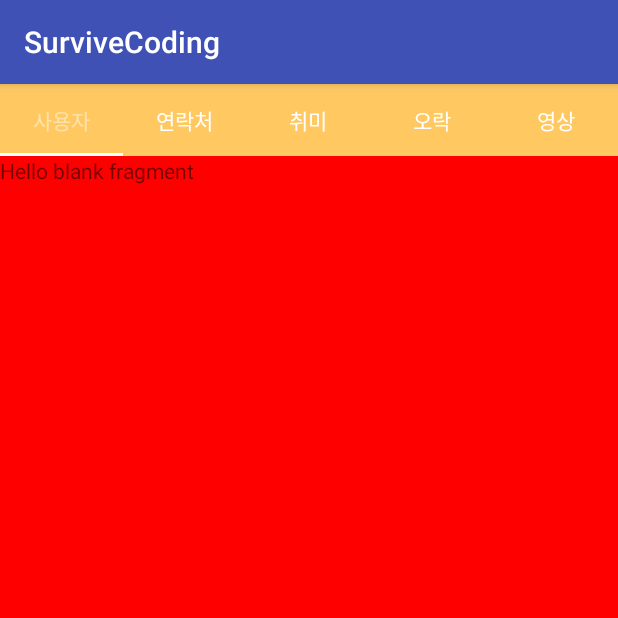
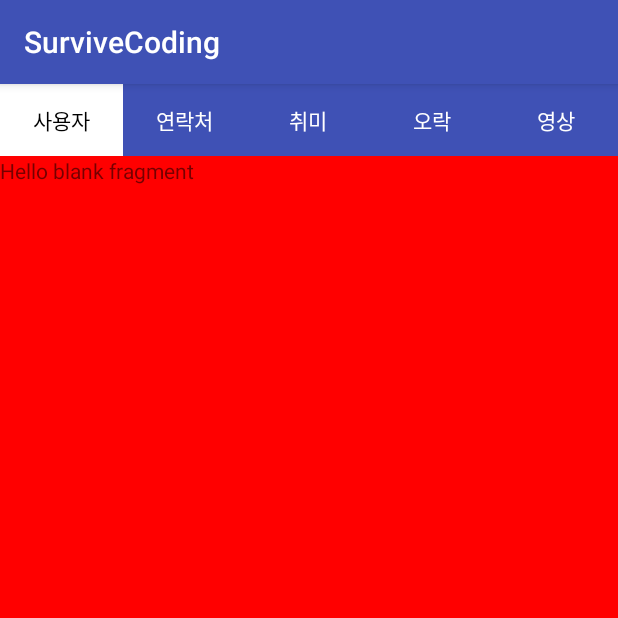
Before and after one commit to thetrax3/SurviveCoding, an Android app: the ViewPagerActivity screen opened directly, with no data from a screen before it, on a phone screen of 412 x 824 dp, the top half of it. Run offline under Robolectric (Android 15) with nearby library versions, the phone set to English and light mode, and no system bars.

Commit message:
탭 됐을때 배경색 변화 설정

```diff
--- /dev/null
+++ b/app/src/main/res/drawable/tab_background.xml
@@ -0,0 +1,6 @@
+<?xml version="1.0" encoding="utf-8"?>
+<selector xmlns:android="http://schemas.android.com/apk/res/android">
+    <item android:state_selected="false" android:drawable="@color/colorPrimary" />
+
+    <item android:state_selected="true" android:drawable="@android:color/white" />
+</selector>
--- a/app/src/main/res/layout/activity_view_pager.xml
+++ b/app/src/main/res/layout/activity_view_pager.xml
@@ -11,10 +11,10 @@
         android:id="@+id/tab"
         android:layout_width="match_parent"
         android:layout_height="wrap_content"
-        android:background="#ffc861"
+        app:tabBackground="@drawable/tab_background"
         app:tabIndicatorColor="#ffffff"
         app:tabMode="fixed"
-        app:tabSelectedTextColor="#ffe2a9"
+        app:tabSelectedTextColor="#000000"
         app:tabTextColor="#ffffff"></android.support.design.widget.TabLayout>
 
     <android.support.v4.view.ViewPager
```
